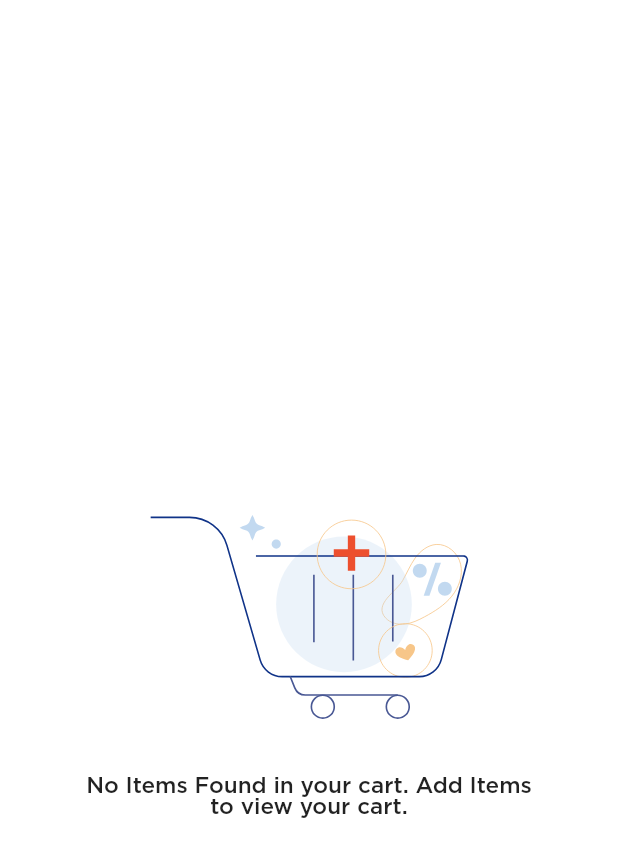
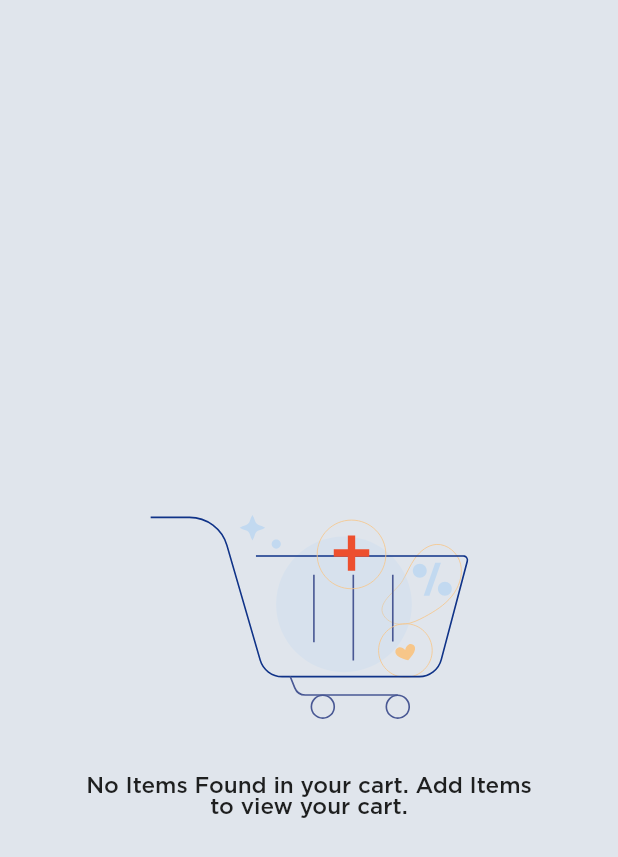
Before and after one commit to Ayushrestha05/LevelUp_EGoods_Flutter, a Flutter app: the CartScreen screen opened directly, on a phone screen of 412 x 824 dp. Shown: the top 857 px of the screen. Run offline on Flutter 3.47's test engine with Material 2 defaults, Android fonts, the phone set to English and light mode, and no system bars; our stand-ins replace audio_video_progress_bar, cached_network_image, card_swiper, flutter_svg, form_field_validator, just_audio and 2 more; missing offline and left inert: alert, antdesign_icons; accounts and stored records are empty; network calls fail; statements that could not run were skipped.

Commit message:
Updated ScaffoldBackgroundColor

```diff
--- a/lib/utilities/theme_data.dart
+++ b/lib/utilities/theme_data.dart
@@ -1,7 +1,7 @@
 import 'package:flutter/material.dart';
 
 ThemeData light = ThemeData(
-  scaffoldBackgroundColor: Colors.white,
+  scaffoldBackgroundColor: Color(0xFFE0E5EC),
   bottomNavigationBarTheme: const BottomNavigationBarThemeData(
     selectedItemColor: Color(0xFF6FFFE9),
     unselectedItemColor: Color(0xFFB8BDC9),
```
